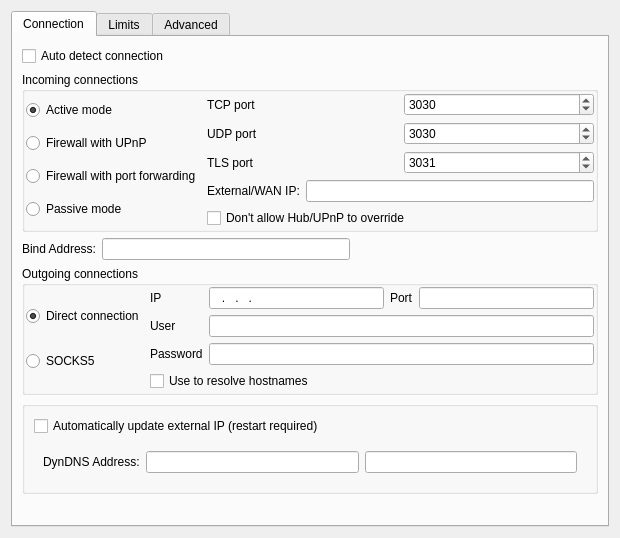
Old version of the form eiskaltdcpp-qt/ui/UISettingsConnection.ui in the repository eiskaltdcpp/eiskaltdcpp.
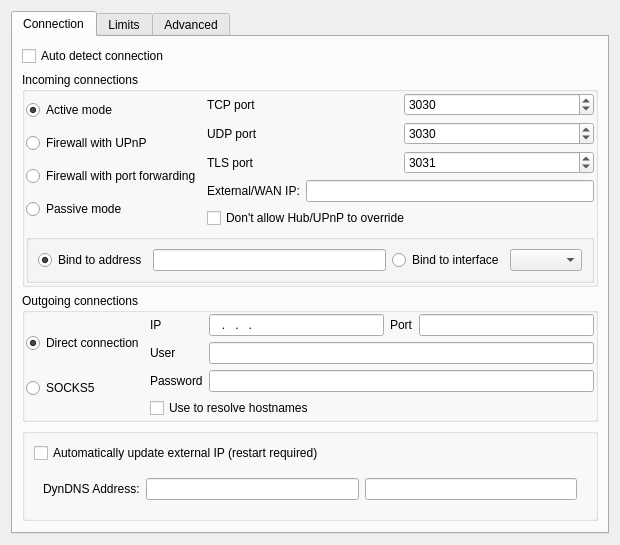
New version of the form. Custom widgets are drawn as their Qt base class.

Commit message: EiskaltDC++ Qt: 	* Ability to bind to network interface. Fixes issue #952.

Patch:
```diff
--- a/eiskaltdcpp-qt/ui/UISettingsConnection.ui
+++ b/eiskaltdcpp-qt/ui/UISettingsConnection.ui
@@ -220,36 +220,41 @@
             </layout>
            </widget>
           </item>
+          <item row="2" column="0" colspan="2">
+           <widget class="QGroupBox" name="groupBox_5">
+            <property name="title">
+             <string/>
+            </property>
+            <layout class="QGridLayout" name="gridLayout_12">
+             <item row="0" column="1">
+              <widget class="QLineEdit" name="lineEdit_BIND_ADDRESS"/>
+             </item>
+             <item row="0" column="0">
+              <widget class="QRadioButton" name="radioButton_BIND_ADDR">
+               <property name="text">
+                <string>Bind to address</string>
+               </property>
+               <property name="checked">
+                <bool>true</bool>
+               </property>
+              </widget>
+             </item>
+             <item row="0" column="2">
+              <widget class="QRadioButton" name="radioButton_BIND_IFACE">
+               <property name="text">
+                <string>Bind to interface</string>
+               </property>
+              </widget>
+             </item>
+             <item row="0" column="3">
+              <widget class="QComboBox" name="comboBox_IFACES"/>
+             </item>
+            </layout>
+           </widget>
+          </item>
          </layout>
         </widget>
        </item>
-       <item>
-        <layout class="QHBoxLayout" name="horizontalLayout_2">
-         <item>
-          <widget class="QLabel" name="label_23">
-           <property name="text">
-            <string>Bind Address:</string>
-           </property>
-          </widget>
-         </item>
-         <item>
-          <widget class="QLineEdit" name="lineEdit_BIND_ADDRESS"/>
-         </item>
-         <item>
-          <spacer name="horizontalSpacer_3">
-           <property name="orientation">
-            <enum>Qt::Horizontal</enum>
-           </property>
-           <property name="sizeHint" stdset="0">
-            <size>
-             <width>40</width>
-             <height>20</height>
-            </size>
-           </property>
-          </spacer>
-         </item>
-        </layout>
-       </item>
        <item>
         <widget class="QGroupBox" name="groupBox_2">
          <property name="title">
```
Left out of the diff: 52 changed lines with no effect on the pictures. The commit also changes 6 other files.
